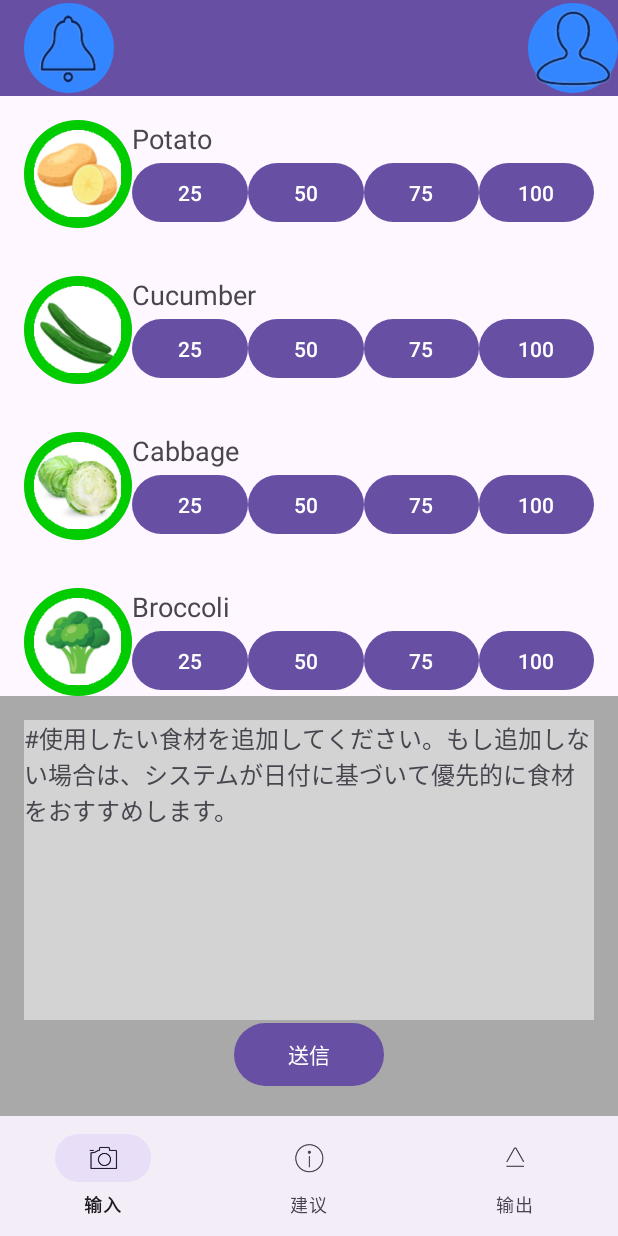
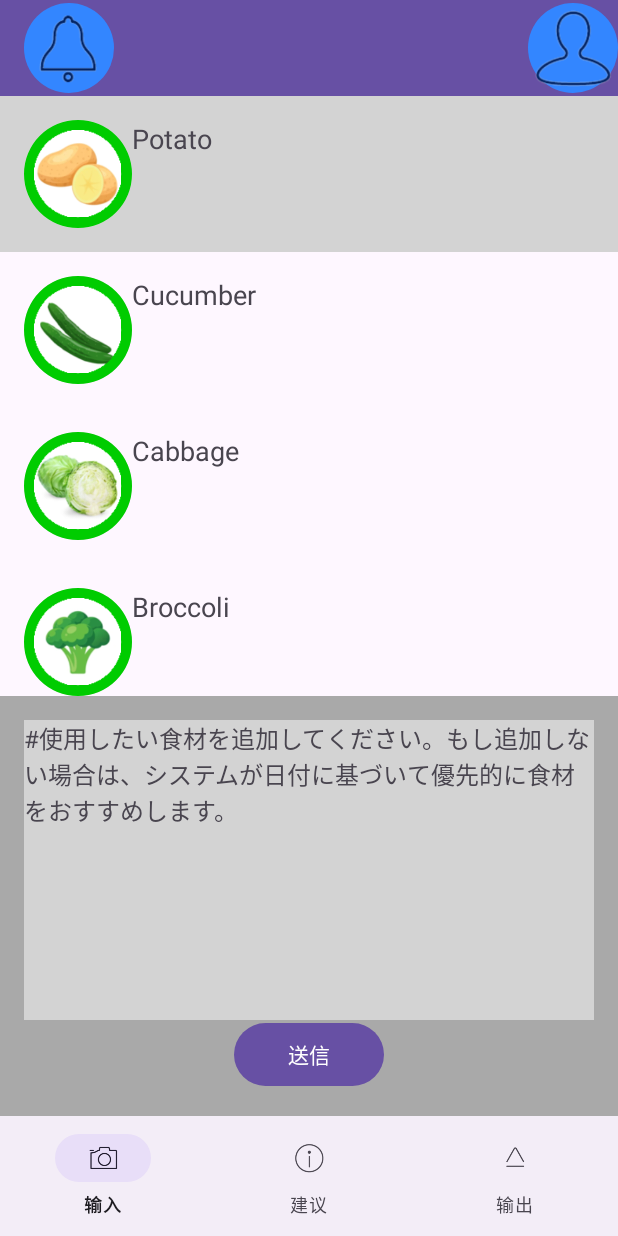
Before and after one commit to RYUKOUKOU/Food-Management-System, an Android app: the screen it shows after launch (MainActivity), after a tap on "Potato", on a phone screen of 412 x 824 dp. Run offline under Robolectric (Android 15) with nearby library versions, the phone set to English and light mode, and no system bars.

Commit message:
outputButton

```diff
--- a/androidAPP/app/src/main/java/com/example/foodapp/MyImageTextAdapter.java
+++ b/androidAPP/app/src/main/java/com/example/foodapp/MyImageTextAdapter.java
@@ -5,7 +5,9 @@ import android.graphics.drawable.ColorDrawable;
 import android.view.LayoutInflater;
 import android.view.View;
 import android.view.ViewGroup;
+import android.widget.Button;
 import android.widget.ImageView;
+import android.widget.LinearLayout;
 import android.widget.ProgressBar;
 import android.widget.TextView;
 import androidx.annotation.NonNull;
@@ -43,8 +45,11 @@ public class MyImageTextAdapter extends RecyclerView.Adapter<MyImageTextAdapter.
             System.out.println(listModel);
             if (Objects.equals(listModel, "suggestion")){
                 check(holder);
-            }else if(Objects.equals(listModel, "lock")){return;}
+            }else if(Objects.equals(listModel, "output")){
+                outputCheck(holder);
+            }
         });
+
     }
 
 
@@ -58,6 +63,11 @@ public class MyImageTextAdapter extends RecyclerView.Adapter<MyImageTextAdapter.
         ImageView imageView;
         ProgressBar circularProgressBar;
         boolean checked;
+        Button btn_25;
+        Button btn_50;
+        Button btn_75;
+        Button btn_100;
+        LinearLayout button_container;
 
         MyViewHolder(View itemView) {
             super(itemView);
@@ -65,6 +75,11 @@ public class MyImageTextAdapter extends RecyclerView.Adapter<MyImageTextAdapter.
             imageView = itemView.findViewById(R.id.item_image);
             circularProgressBar = itemView.findViewById(R.id.circularProgressBar);
             checked = false;
+            btn_25 = itemView.findViewById(R.id.btn_25);
+            btn_50 = itemView.findViewById(R.id.btn_50);
+            btn_75 = itemView.findViewById(R.id.btn_75);
+            btn_100 = itemView.findViewById(R.id.btn_100);
+            button_container = itemView.findViewById(R.id.button_container);
         }
 
     }
@@ -78,4 +93,15 @@ public class MyImageTextAdapter extends RecyclerView.Adapter<MyImageTextAdapter.
             holder.itemView.setBackground(new ColorDrawable(Color.parseColor("#ffffff")));
         }
     }
+    public void outputCheck(MyViewHolder holder){
+        if (!holder.checked){
+            holder.checked = true;
+            holder.itemView.setBackground(new ColorDrawable(Color.parseColor("#d3d3d3")));
+            holder.button_container.setVisibility(View.VISIBLE);
+        }else {
+            holder.checked = false;
+            holder.itemView.setBackground(new ColorDrawable(Color.parseColor("#ffffff")));
+            holder.button_container.setVisibility(View.GONE);
+        }
+    }
 }
--- a/androidAPP/app/src/main/res/layout/list_item.xml
+++ b/androidAPP/app/src/main/res/layout/list_item.xml
@@ -40,8 +40,6 @@
         android:layout_height="match_parent"
         android:orientation="vertical">
 
-
-
         <!-- 百分比按鈕 -->
         <LinearLayout
             android:layout_width="match_parent"
@@ -65,7 +63,7 @@
             android:layout_width="match_parent"
             android:layout_height="match_parent"
             android:orientation="horizontal"
-            android:visibility="visible"
+            android:visibility="gone"
             android:id="@+id/button_container">
 
 
```
